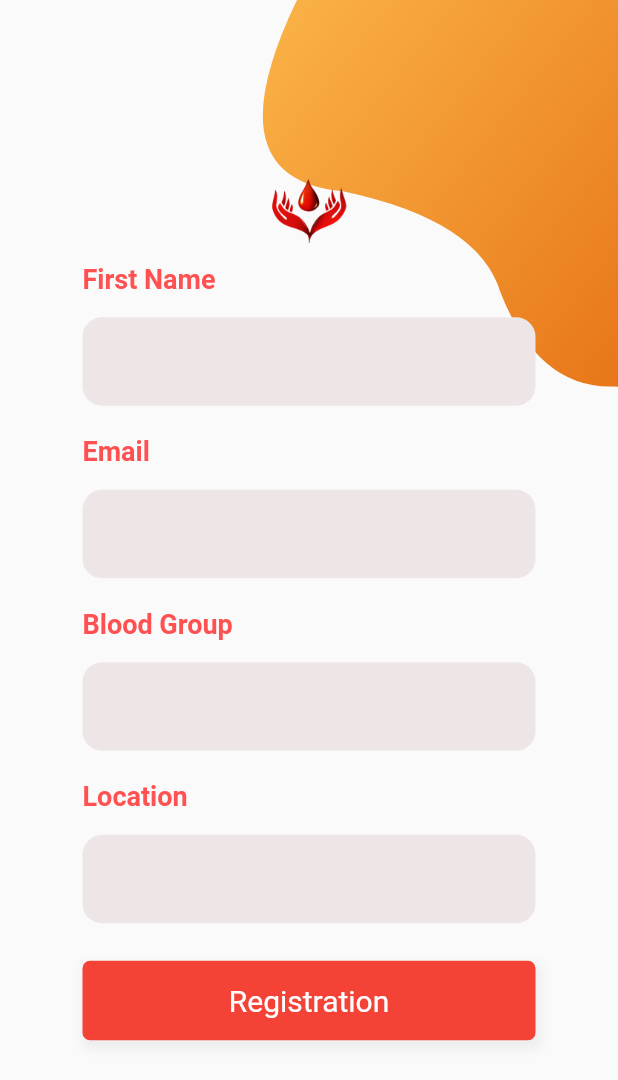
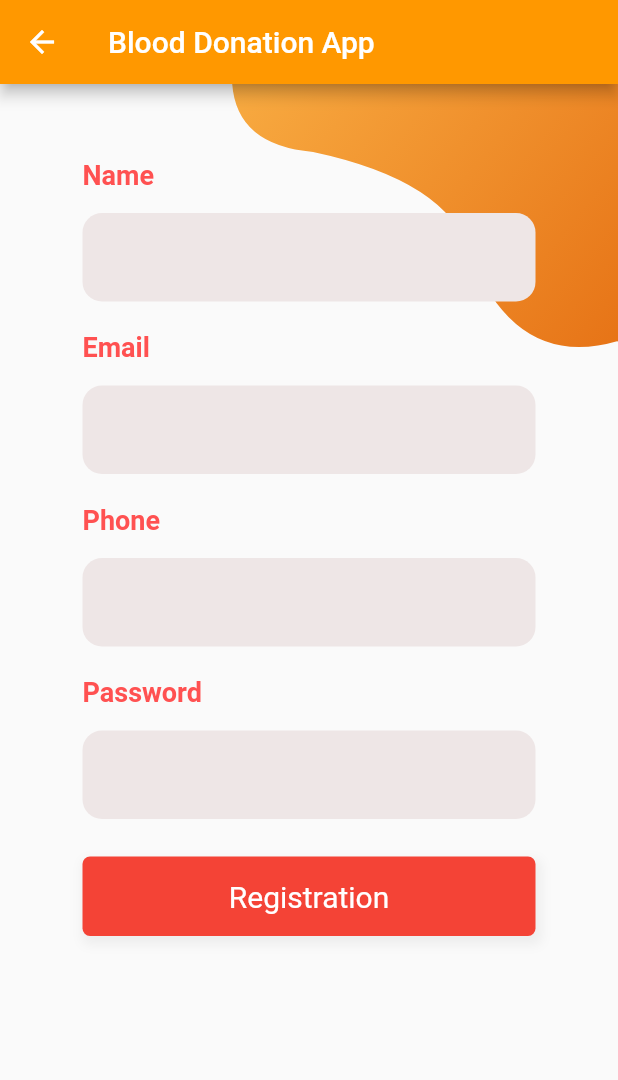
Before and after one commit to aalhabib001/Blood-Donation-App, a Flutter app: the RegisterPage screen opened directly, after a tap on "Registration", on a phone screen of 412 x 824 dp. Shown: the top 1080 px of the screen. Run offline on Flutter 3.47's test engine with Material 2 defaults, Android fonts, the phone set to English and light mode, and no system bars; our stand-ins replace flutter_secure_storage; accounts and stored records are empty; network calls fail.

```diff
--- a/lib/src/Networking/NetworkHandling.dart
+++ b/lib/src/Networking/NetworkHandling.dart
@@ -14,6 +14,31 @@ Future<String> attemptLogIn(String email, String password) async {
   final msg = jsonEncode({"email": email, "password": password});
   var res =
       await http.post("$SERVER_IP/auth/login", body: msg, headers: headers);
+  print(res.statusCode);
+
+  if (res.statusCode == 200) {
+    Map<String, dynamic> response = jsonDecode(res.body);
+
+    String jwt = "Bearer " + response['token'];
+    return jwt;
+  }
+  return null;
+}
+
+Future<String> attemptRegister(
+    {String email, String password, String name, String phone}) async {
+  print('Hi');
+  Map<String, String> headers = {'Content-Type': 'application/json'};
+  final msg = jsonEncode({
+    "email": email,
+    "firstName": name,
+    "lastName": "",
+    "phoneNo": phone,
+    "password": password,
+    "role": ["USER"]
+  });
+  var res = await http.post("$SERVER_IP/auth/registration",
+      body: msg, headers: headers);
   print(res.statusCode);
 
   if (res.statusCode == 200) {
--- a/lib/src/RegisterPage.dart
+++ b/lib/src/RegisterPage.dart
@@ -1,54 +1,26 @@
+import 'dart:convert' show json, base64, ascii;
+import 'dart:convert';
+
+import 'package:blood_donation_app/src/Networking/NetworkHandling.dart';
 import 'package:flutter/material.dart';
+import 'package:flutter_secure_storage/flutter_secure_storage.dart';
+
 //import 'package:flutter_login_signup/src/signup.dart';
 import 'package:http/http.dart' as http;
-import 'package:flutter_secure_storage/flutter_secure_storage.dart';
-import 'dart:convert' show json, base64, ascii;
-import 'dart:convert' ;
 
-
+import './Widget/EntryFieldWidget.dart';
+import 'DonationInfoPage.dart';
+import 'Model/DonationData.dart';
 import 'Widget/bezierContainer.dart';
-
 
 const SERVER_IP = 'https://blood-donation-backend-se231.herokuapp.com/api';
 final storage = FlutterSecureStorage();
 
 class RegisterPage extends StatelessWidget {
-
   final TextEditingController _emailController = TextEditingController();
+  final TextEditingController _nameController = TextEditingController();
+  final TextEditingController _phoneController = TextEditingController();
   final TextEditingController _passwordController = TextEditingController();
-
-  Widget _entryField(String title, bool isPassword, var tc) {
-    return Container(
-        margin: EdgeInsets.symmetric(vertical: 10, horizontal: 15),
-        child: Column(
-          crossAxisAlignment: CrossAxisAlignment.start,
-          children: <Widget>[
-            Text(
-              title,
-              style: TextStyle(
-                fontWeight: FontWeight.bold,
-                fontSize: 18,
-                color: Color(0xffFF5151),
-              ),
-            ),
-            SizedBox(height: 15),
-            TextField(
-              obscureText: isPassword,
-              controller: tc,
-              decoration: InputDecoration(
-                  border: OutlineInputBorder(
-                    borderRadius: BorderRadius.all(Radius.circular(13)),
-                    borderSide: BorderSide(
-                      width: 0,
-                      style: BorderStyle.none,
-                    ),
-                  ),
-                  fillColor: Color(0xffEEE6E6),
-                  filled: true),
-            )
-          ],
-        ));
-  }
 
   Widget _registerButton() {
     return Container(
@@ -74,21 +46,17 @@ class RegisterPage extends StatelessWidget {
 
   Future<String> attemptLogIn(String email, String password) async {
     print('Hi');
-    Map<String,String> headers = {'Content-Type':'application/json'};
-    final msg = jsonEncode({"email":email,"password":password});
-    var res = await http.post(
-        "$SERVER_IP/auth/login",
-        body: msg,
-        headers: headers
-    );
+    Map<String, String> headers = {'Content-Type': 'application/json'};
+    final msg = jsonEncode({"email": email, "password": password});
+    var res =
+        await http.post("$SERVER_IP/auth/login", body: msg, headers: headers);
     print(res.statusCode);
 
-    if(res.statusCode == 200){
+    if (res.statusCode == 200) {
       Map<String, dynamic> response = jsonDecode(res.body);
 
       String jwt = response['token'];
       return jwt;
-
     }
     return null;
   }
@@ -96,63 +64,94 @@ class RegisterPage extends StatelessWidget {
   void displayDialog(context, title, text) => showDialog(
         context: context,
         builder: (context) =>
-        AlertDialog(
-            title: Text(title),
-            content: Text(text)
-        ),
+            AlertDialog(title: Text(title), content: Text(text)),
       );
+
   @override
   Widget build(BuildContext context) {
     final height = MediaQuery.of(context).size.height;
     return Scaffold(
+      appBar: AppBar(
+        title: Text("Blood Donation App"),
+        backgroundColor: Colors.orange,
+      ),
       body: Container(
         height: height,
         child: Stack(
           children: <Widget>[
             Positioned(
-              top: -height * .15,
-              right: -MediaQuery.of(context).size.width * .4,
+              top: -height * .25,
+              right: -MediaQuery.of(context).size.width * .35,
               child: BezierContainer(),
             ),
             Container(
               padding: EdgeInsets.all(40.0),
+              child: SingleChildScrollView(
                 child: Column(
                   crossAxisAlignment: CrossAxisAlignment.center,
                   mainAxisAlignment: MainAxisAlignment.center,
                   children: <Widget>[
-                  Image.asset(
-                    'asset/l2.png',
-                    height: 50,
-                    width: 50,
+                    // Image.asset(
+                    //   'asset/l2.png',
+                    //   height: 110,
+                    //   width: 100,
+                    // ),
+                    EntryFieldWidget(
+                      title: "Name",
+                      isPassword: false,
+                      tc: _nameController,
                     ),
-                  _entryField('First Name', false, _emailController),
-                  _entryField('Email', false, _emailController),
-                  _entryField('Blood Group', false, _emailController),
-                  _entryField('Location', true, _passwordController),
+                    EntryFieldWidget(
+                      title: "Email",
+                      isPassword: false,
+                      tc: _emailController,
+                    ),
+                    EntryFieldWidget(
+                      title: "Phone",
+                      isPassword: false,
+                      tc: _phoneController,
+                    ),
+                    EntryFieldWidget(
+                      title: "Password",
+                      isPassword: true,
+                      tc: _passwordController,
+                    ),
                     //SizedBox(height: 15),
                     GestureDetector(
                         onTap: () async {
                           var email = _emailController.text;
                           var password = _passwordController.text;
+                          var name = _nameController.text;
+                          var phone = _phoneController.text;
 
-                        var jwt = await attemptLogIn(email, password);
+                          var jwt = await attemptRegister(
+                              name: name,
+                              email: email,
+                              phone: phone,
+                              password: password);
+
                           print(jwt);
 
-                        if(jwt != null) {
+                          if (jwt != null) {
                             storage.write(key: "jwt", value: jwt);
+                            List<DonationData> donationData =
+                            await getData(jwtToken: jwt);
+                            storage.write(key: "jwt_blood_app", value: jwt);
                             Navigator.push(
                               context,
                               MaterialPageRoute(
-                                  builder: (context) => HomePage.fromBase64(jwt)
-                              )
+                                builder: (context) =>
+                                    DonationInfoPage(donationData),
+                              ),
                             );
                           } else {
-                          displayDialog(context, "An Error Occurred", "No account was found matching that username and password");
+                            displayDialog(context, "An Error Occurred",
+                                "No account was found matching that username and password");
                           }
                         },
-                      child: _registerButton()
-                  )
+                        child: _registerButton())
                   ],
+                ),
               ),
             )
           ],
@@ -162,7 +161,6 @@ class RegisterPage extends StatelessWidget {
   }
 }
 
-
 class HomePage extends StatelessWidget {
   HomePage(this.jwt, this.payload);
 
@@ -171,10 +169,7 @@ class HomePage extends StatelessWidget {
           jwt,
           json.decode(
               ascii.decode(
-                  base64.decode(base64.normalize(jwt.split(".")[1]))
-              )
-          )
-      );
+                  base64.decode(base64.normalize(jwt.split(".")[1])))));
 
   final String jwt;
   final Map<String, dynamic> payload;
@@ -185,16 +180,23 @@ class HomePage extends StatelessWidget {
         appBar: AppBar(title: Text("Secret Data Screen")),
         body: Center(
           child: FutureBuilder(
-              future: http.read('$SERVER_IP/auth/data', headers: {"Authorization": jwt}),
+              future: http.read('$SERVER_IP/auth/data',
+                  headers: {"Authorization": jwt}),
               builder: (context, snapshot) =>
-              snapshot.hasData ?
-              Column(children: <Widget>[
+              snapshot.hasData
+                  ? Column(
+                children: <Widget>[
                   Text("${payload['data']}, here's the data:"),
-                Text(snapshot.data, style: Theme.of(context).textTheme.display1)
-              ],)
-                  :
-              snapshot.hasError ? Text("An error occurred") : CircularProgressIndicator()
-          ),
+                  Text(snapshot.data,
+                      style: Theme
+                          .of(context)
+                          .textTheme
+                          .display1)
+                ],
+              )
+                  : snapshot.hasError
+                  ? Text("An error occurred")
+                  : CircularProgressIndicator()),
         ),
       );
 }
```
Also changed, not shown: lib/src/DonationInfoPage.dart (+31 -5 lines), lib/src/LoginPage.dart (+8 -3 lines), lib/src/Welcome.dart (+9 -6 lines). Lines whose indentation alone changed are shown as unchanged.
